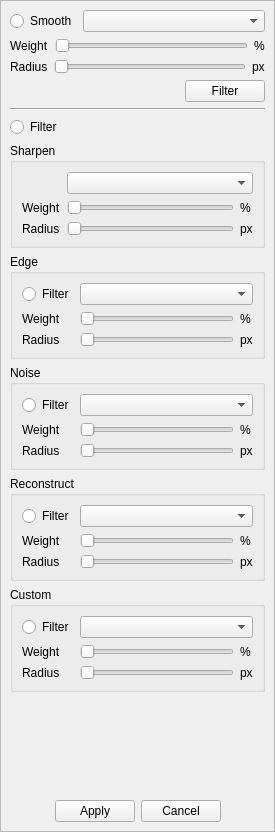
The window that src/filtermenu.ui (mattykakes/qcvTouchUp) describes before a commit, drawn with Qt 5.
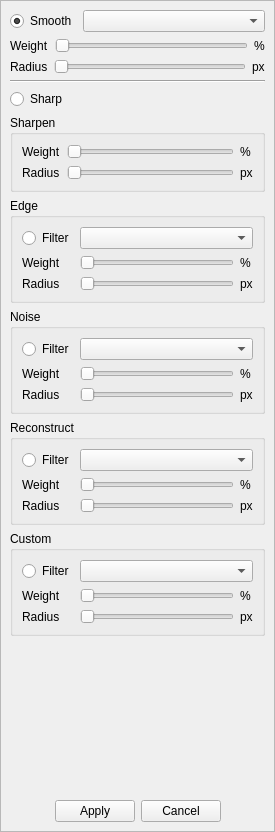
The same window after the commit.

Commit message: filter signals/slots created, smoothing added

Diff of the .ui file:
```diff
--- a/src/filtermenu.ui
+++ b/src/filtermenu.ui
@@ -51,6 +51,9 @@
         <property name="text">
          <string>Smooth</string>
         </property>
+        <property name="checked">
+         <bool>true</bool>
+        </property>
        </widget>
       </item>
       <item>
@@ -115,30 +118,6 @@
       </item>
      </layout>
     </item>
-    <item>
-     <layout class="QHBoxLayout" name="horizontalLayout_SmoothButton">
-      <item>
-       <spacer name="horizontalSpacer_Smooth">
-        <property name="orientation">
-         <enum>Qt::Horizontal</enum>
-        </property>
-        <property name="sizeHint" stdset="0">
-         <size>
-          <width>40</width>
-          <height>20</height>
-         </size>
-        </property>
-       </spacer>
-      </item>
-      <item>
-       <widget class="QPushButton" name="pushButton_Smooth">
-        <property name="text">
-         <string>Filter</string>
-        </property>
-       </widget>
-      </item>
-     </layout>
-    </item>
     <item>
      <widget class="Line" name="line">
       <property name="orientation">
@@ -149,7 +128,7 @@
     <item>
      <widget class="QRadioButton" name="radioButton_10">
       <property name="text">
-       <string>Filter</string>
+       <string>Sharp</string>
       </property>
      </widget>
     </item>
@@ -159,58 +138,48 @@
        <string>Sharpen</string>
       </property>
       <layout class="QGridLayout" name="gridLayout_4">
-       <item row="2" column="0">
+       <item row="1" column="0">
         <widget class="QLabel" name="label_4">
          <property name="text">
           <string>Weight</string>
          </property>
         </widget>
        </item>
-       <item row="2" column="2">
-        <widget class="QLabel" name="label_8">
-         <property name="text">
-          <string>%</string>
-         </property>
-        </widget>
-       </item>
        <item row="2" column="1">
-        <widget class="QSlider" name="horizontalSlider_2">
-         <property name="orientation">
-          <enum>Qt::Horizontal</enum>
-         </property>
-        </widget>
-       </item>
-       <item row="1" column="1" colspan="2">
-        <widget class="QComboBox" name="comboBox_4">
-         <property name="sizePolicy">
-          <sizepolicy hsizetype="Expanding" vsizetype="Fixed">
-           <horstretch>0</horstretch>
-           <verstretch>0</verstretch>
-          </sizepolicy>
-         </property>
-        </widget>
-       </item>
-       <item row="3" column="0">
-        <widget class="QLabel" name="label_13">
-         <property name="text">
-          <string>Radius</string>
-         </property>
-        </widget>
-       </item>
-       <item row="3" column="1">
         <widget class="QSlider" name="horizontalSlider_6">
          <property name="orientation">
           <enum>Qt::Horizontal</enum>
          </property>
         </widget>
        </item>
-       <item row="3" column="2">
+       <item row="2" column="0">
+        <widget class="QLabel" name="label_13">
+         <property name="text">
+          <string>Radius</string>
+         </property>
+        </widget>
+       </item>
+       <item row="1" column="2">
+        <widget class="QLabel" name="label_8">
+         <property name="text">
+          <string>%</string>
+         </property>
+        </widget>
+       </item>
+       <item row="2" column="2">
         <widget class="QLabel" name="label_14">
          <property name="text">
           <string>px</string>
          </property>
         </widget>
        </item>
+       <item row="1" column="1">
+        <widget class="QSlider" name="horizontalSlider_2">
+         <property name="orientation">
+          <enum>Qt::Horizontal</enum>
+         </property>
+        </widget>
+       </item>
       </layout>
      </widget>
     </item>
```
Left out of the diff: 40 changed lines with no effect on the pictures. The commit also changes 7 other files.
